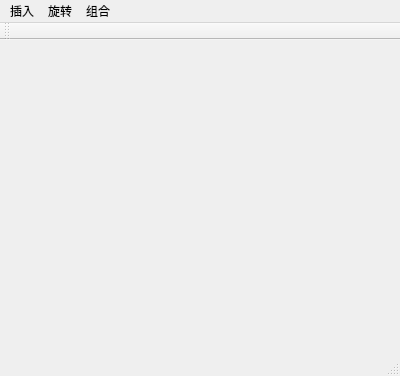
Billy2536292424/qt, file mainwindow.ui: the form before one commit.
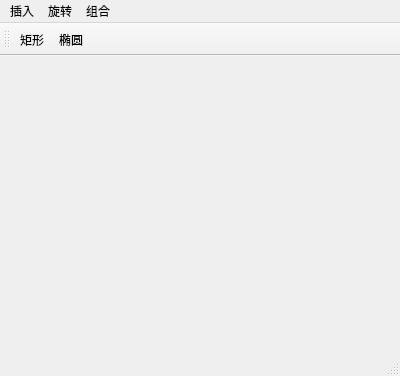
The form after the commit. Icons and pictures are not drawn.

Patch:
```diff
--- a/mainwindow.ui
+++ b/mainwindow.ui
@@ -71,6 +71,8 @@
    <attribute name="toolBarBreak">
     <bool>false</bool>
    </attribute>
+   <addaction name="action"/>
+   <addaction name="action_2"/>
   </widget>
   <widget class="QStatusBar" name="statusBar"/>
   <action name="action">
```
Left out of the diff: 14 changed lines with no effect on the pictures.
